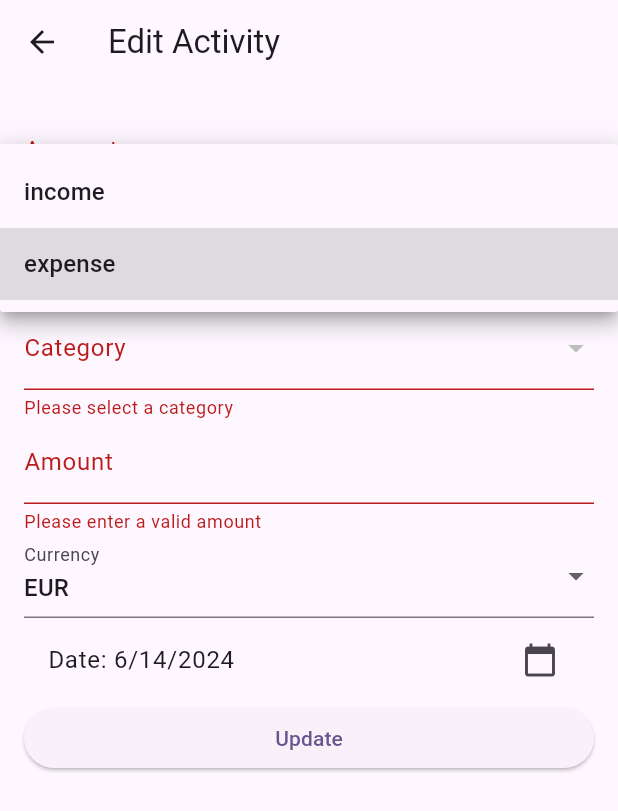
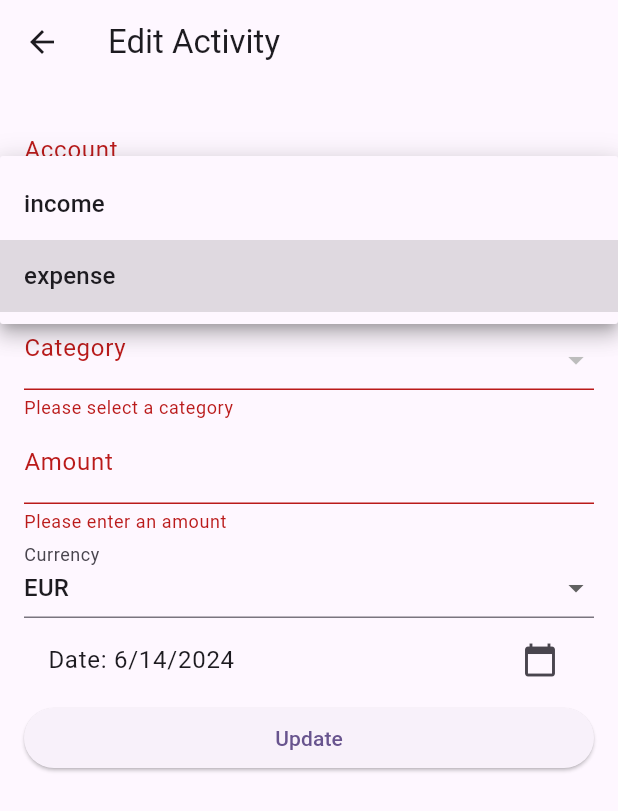
Before and after one commit to JasicMila/budgeting_saving_app, a Flutter app: the ActivityDetailsPage screen opened directly with empty values, after a tap on "Update", after a tap on "expense", on a phone screen of 412 x 824 dp. Shown: the top 811 px of the screen. Run offline on Flutter 3.47's test engine with Material 3 defaults, Android fonts, the phone set to English and light mode, and no system bars; our stand-ins replace cloud_firestore, firebase_auth, firebase_core, flutter_dotenv, flutter_riverpod, logger; accounts and stored records are empty.

Commit message:
validations
improving of validations and fixing bugs

```diff
--- a/lib/src/auth/registration_page.dart
+++ b/lib/src/auth/registration_page.dart
@@ -65,7 +65,7 @@ class RegistrationPage extends ConsumerWidget {
                         final defaultAccount = Account(
                           id: DateTime.now().millisecondsSinceEpoch.toString(),
                           name: 'Main',
-                          currency: 'USD',
+                          currency: 'EUR',
                           balance: 0.0,
                           creatorId: user.uid,
                           userIds: [user.uid],
--- a/lib/src/auth/sign_in_page.dart
+++ b/lib/src/auth/sign_in_page.dart
@@ -23,13 +23,13 @@ class SignInPage extends ConsumerWidget {
           child: Column(
             mainAxisAlignment: MainAxisAlignment.center,
             children: [
-              TextFormField(
+              CustomTextFormField(
                 controller: emailController,
-                decoration: const InputDecoration(labelText: 'Email'),
+                labelText: 'Email',
                 validator: (value) {
                   if (value == null || value.isEmpty) {
                     return 'Please enter an email';
-                  } else if (!value.contains('@')) {
+                  } else if (!RegExp(r'^[^@]+@[^@]+\.[^@]+').hasMatch(value)) {
                     return 'Please enter a valid email';
                   }
                   return null;
--- a/lib/src/views/activity_details_page.dart
+++ b/lib/src/views/activity_details_page.dart
@@ -1,4 +1,3 @@
-
 import 'package:firebase_auth/firebase_auth.dart';
 import 'package:flutter/material.dart';
 import 'package:flutter_riverpod/flutter_riverpod.dart';
@@ -22,7 +21,7 @@ class ActivityDetailsPage extends ConsumerStatefulWidget {
     this.activity,
     required this.isNew,
     required this.accountId,
-    });
+  });
 
   @override
   ActivityDetailsPageState createState() => ActivityDetailsPageState();
@@ -41,29 +40,43 @@ class ActivityDetailsPageState extends ConsumerState<ActivityDetailsPage> {
   @override
   void initState() {
     super.initState();
-    amountController = TextEditingController(text: widget.activity?.amount.toString());
+    amountController =
+        TextEditingController(text: widget.activity?.amount.toString() ?? '');
     categoryController = TextEditingController(text: widget.activity?.category);
     selectedDate = widget.activity?.date ?? DateTime.now();
-    selectedType = widget.activity != null ? ActivityType.values.firstWhere(
-            (e) => e.toString().split('.').last == widget.activity!.type,
-        orElse: () => ActivityType.expense
-    ) : ActivityType.expense; // Default to 'expense'
-    selectedCurrency = widget.activity?.currency ?? 'EUR';  // Default to 'EUR'
+
+    selectedType = widget.activity != null
+        ? ActivityType.values.firstWhere(
+            (e) {
+              return widget.activity!.type.toString() == e.toString();
+            },
+            orElse: () => ActivityType.expense,
+          )
+        : ActivityType.expense; // Default to 'expense'
+    selectedCurrency = widget.activity?.currency ?? 'EUR'; // Default to 'EUR'
     selectedAccountId = widget.activity?.accountId ?? widget.accountId;
     selectedCategory = widget.activity?.category;
   }
 
-
   @override
   Widget build(BuildContext context) {
-    final user = FirebaseAuth.instance.currentUser; // Get the current logged-in user
+    final user =
+        FirebaseAuth.instance.currentUser; // Get the current logged-in user
     final creatorId = user?.uid ?? 'auto'; // Use user ID or 'auto' as fallback
     final accounts = ref.watch(accountNotifierProvider);
     final categories = ref.watch(categoryNotifierProvider(selectedAccountId));
 
     // Filter categories based on selected type
-    final filteredCategories = categories.where((category) =>
-    category.type == selectedType.toString().split('.').last).toList();
+    final filteredCategories = categories
+        .where((category) =>
+            category.type == selectedType.toString().split('.').last)
+        .toList()
+        .map<DropdownMenuItem<String>>((Category category) {
+          return DropdownMenuItem<String>(
+            value: category.name,
+            child: Text(category.name),
+          );
+        });
 
     return Scaffold(
       appBar: AppBar(
@@ -73,9 +86,9 @@ class ActivityDetailsPageState extends ConsumerState<ActivityDetailsPage> {
         padding: const EdgeInsets.all(16.0),
         child: Form(
           key: formKey, // Connect the GlobalKey
+          autovalidateMode: AutovalidateMode.onUserInteraction,
           child: ListView(
             children: [
-
               CustomDropdownFormField<String>(
                 value: selectedAccountId.isNotEmpty ? selectedAccountId : null,
                 labelText: 'Account',
@@ -84,15 +97,17 @@ class ActivityDetailsPageState extends ConsumerState<ActivityDetailsPage> {
                     selectedAccountId = newValue!;
                   });
                 },
-                items: accounts.map<DropdownMenuItem<String>>((Account account) {
+                items:
+                    accounts.map<DropdownMenuItem<String>>((Account account) {
                   return DropdownMenuItem<String>(
                     value: account.id,
                     child: Text(account.name),
                   );
                 }).toList(),
-                validator: (value) => value == null ? 'Please select an account' : null,
+                validator: (value) => value == null || value.isEmpty
+                    ? 'Please select an account'
+                    : null,
               ),
-
               CustomDropdownFormField<ActivityType>(
                 value: selectedType,
                 labelText: 'Type',
@@ -104,18 +119,14 @@ class ActivityDetailsPageState extends ConsumerState<ActivityDetailsPage> {
                 },
                 items: ActivityType.values.map((ActivityType type) {
                   return DropdownMenuItem<ActivityType>(
-                  value: type,
-                  child: Text(type.toString().split('.').last),
+                    value: type,
+                    child: Text(type.toString().split('.').last),
                   );
                 }).toList(),
               ),
-
               CustomDropdownFormField<String>(
-                value: categories.isNotEmpty && selectedCategory != null
-                    ? filteredCategories.firstWhere(
-                        (category) => category.name == selectedCategory,
-                    orElse: () => filteredCategories.first)
-                    .name
+                value: filteredCategories.isNotEmpty && selectedCategory != null
+                    ? selectedCategory
                     : null,
                 labelText: 'Category',
                 onChanged: (String? newValue) {
@@ -124,22 +135,26 @@ class ActivityDetailsPageState extends ConsumerState<ActivityDetailsPage> {
                     selectedCategory = newValue;
                   });
                 },
-                items: filteredCategories.map<DropdownMenuItem<String>>((Category category) {
-                  return DropdownMenuItem<String>(
-                    value: category.name,
-                    child: Text(category.name),
-                  );
-                }).toList(),
-                validator: (value) => value == null ? 'Please select a category' : null,
+                items: filteredCategories.toList(),
+                validator: (value) => value == null || value.isEmpty
+                    ? 'Please select a category'
+                    : null,
               ),
-
               CustomTextFormField(
                 controller: amountController,
                 labelText: 'Amount',
-                keyboardType: const TextInputType.numberWithOptions(decimal: true),
-                validator: (value) => value == null || value.isEmpty ? 'Please enter a valid amount' : null,
+                keyboardType:
+                    const TextInputType.numberWithOptions(decimal: true),
+                validator: (value) {
+                  if (value == null || value.isEmpty) {
+                    return 'Please enter an amount';
+                  } else if (double.tryParse(value) == null ||
+                      double.parse(value) <= 0) {
+                    return 'Please enter a valid positive number';
+                  }
+                  return null;
+                },
               ),
-
               CustomDropdownFormField<String>(
                 value: selectedCurrency,
                 labelText: 'Currency',
@@ -149,10 +164,10 @@ class ActivityDetailsPageState extends ConsumerState<ActivityDetailsPage> {
                   });
                 },
                 items: currencies.map<DropdownMenuItem<String>>((value) {
-                  return DropdownMenuItem<String>(value: value, child: Text(value));
+                  return DropdownMenuItem<String>(
+                      value: value, child: Text(value));
                 }).toList(),
               ),
-
               ListTile(
                 title: Text('Date: ${DateFormat.yMd().format(selectedDate)}'),
                 trailing: const Icon(Icons.calendar_today),
@@ -170,30 +185,35 @@ class ActivityDetailsPageState extends ConsumerState<ActivityDetailsPage> {
                   }
                 },
               ),
-
               CustomElevatedButton(
                 onPressed: () async {
                   if (formKey.currentState!.validate()) {
                     Activity updatedActivity = Activity(
-                      id: widget.activity?.id ?? DateTime.now().millisecondsSinceEpoch.toString(),
+                      id: widget.activity?.id ??
+                          DateTime.now().millisecondsSinceEpoch.toString(),
                       accountId: selectedAccountId,
                       date: selectedDate,
                       type: selectedType,
-                      category: categoryController.text,
+                      category: selectedCategory ?? '',
                       amount: double.parse(amountController.text),
                       currency: selectedCurrency,
                       creatorId: creatorId,
                       userIds: widget.activity?.userIds ?? [creatorId],
                     );
                     if (widget.isNew) {
-                      await ref.read(activityNotifierProvider.notifier).addActivity(updatedActivity);
+                      await ref
+                          .read(activityNotifierProvider.notifier)
+                          .addActivity(updatedActivity);
                     } else {
-                      await ref.read(activityNotifierProvider.notifier).updateActivity(updatedActivity.id, updatedActivity);
+                      await ref
+                          .read(activityNotifierProvider.notifier)
+                          .updateActivity(updatedActivity.id, updatedActivity);
                     }
                     // Check if the widget is still in the tree after the async operation
                     if (mounted) {
                       Navigator.pop(context);
-                      ScaffoldMessenger.of(context).showSnackBar(const SnackBar(content: Text('Activity saved successfully')));
+                      ScaffoldMessenger.of(context).showSnackBar(const SnackBar(
+                          content: Text('Activity saved successfully')));
                     }
                   }
                 },
--- a/lib/src/views/widgets/dropdown_form_field.dart
+++ b/lib/src/views/widgets/dropdown_form_field.dart
@@ -18,12 +18,28 @@ class CustomDropdownFormField<T> extends StatelessWidget {
 
   @override
   Widget build(BuildContext context) {
-    return DropdownButtonFormField<T>(
-      value: value,
-      decoration: InputDecoration(labelText: labelText),
-      onChanged: onChanged,
-      items: items,
+    return FormField<T>(
       validator: validator,
+      builder: (FormFieldState<T> state) {
+        return InputDecorator(
+          decoration: InputDecoration(
+            labelText: labelText,
+            errorText: state.hasError ? state.errorText : null,
+          ),
+          isEmpty: value == null,
+          child: DropdownButtonHideUnderline(
+            child: DropdownButton<T>(
+              value: value,
+              isDense: true,
+              onChanged: (T? newValue) {
+                onChanged(newValue);
+                state.didChange(newValue);
+              },
+              items: items,
+            ),
+          ),
+        );
+      },
     );
   }
 }
```
Also changed, not shown: lib/src/notifiers/account_notifier.dart (+11 -1 lines), lib/src/services/firestore_service.dart (+15 -0 lines), lib/src/views/account_details_page.dart (+18 -6 lines).
